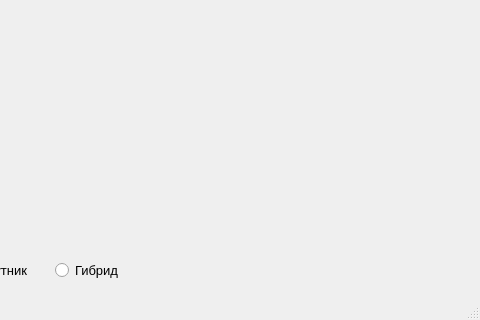
The window that design.ui (KosenokIvan/map_api_problem) describes before a commit, drawn with Qt 5; both pictures show x 160 to 640 and y 160 to 480 of the 640 by 480 pixel window.
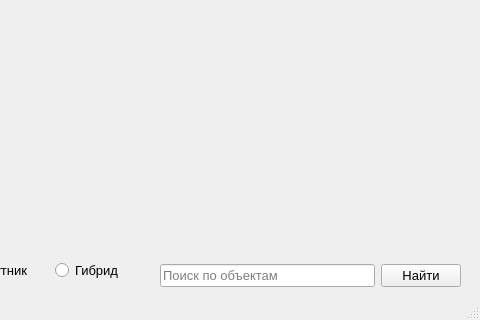
The same window after the commit.

Commit message: Добавлена возможность поиска объектов

```diff
--- a/design.ui
+++ b/design.ui
@@ -10,6 +10,18 @@
     <height>480</height>
    </rect>
   </property>
+  <property name="minimumSize">
+   <size>
+    <width>640</width>
+    <height>480</height>
+   </size>
+  </property>
+  <property name="maximumSize">
+   <size>
+    <width>640</width>
+    <height>480</height>
+   </size>
+  </property>
   <property name="font">
    <font>
     <pointsize>10</pointsize>
@@ -116,6 +128,35 @@
      </item>
     </layout>
    </widget>
+   <widget class="QWidget" name="horizontalLayoutWidget_2">
+    <property name="geometry">
+     <rect>
+      <x>320</x>
+      <y>420</y>
+      <width>301</width>
+      <height>31</height>
+     </rect>
+    </property>
+    <layout class="QHBoxLayout" name="horizontalLayout_2">
+     <item>
+      <widget class="QLineEdit" name="find_input">
+       <property name="focusPolicy">
+        <enum>Qt::ClickFocus</enum>
+       </property>
+       <property name="placeholderText">
+        <string>Поиск по объектам</string>
+       </property>
+      </widget>
+     </item>
+     <item>
+      <widget class="QPushButton" name="find_btn">
+       <property name="text">
+        <string>Найти</string>
+       </property>
+      </widget>
+     </item>
+    </layout>
+   </widget>
   </widget>
   <widget class="QMenuBar" name="menubar">
    <property name="geometry">
```
Left out of the diff: 12 changed lines with no effect on the pictures. The commit also changes 2 other files.
